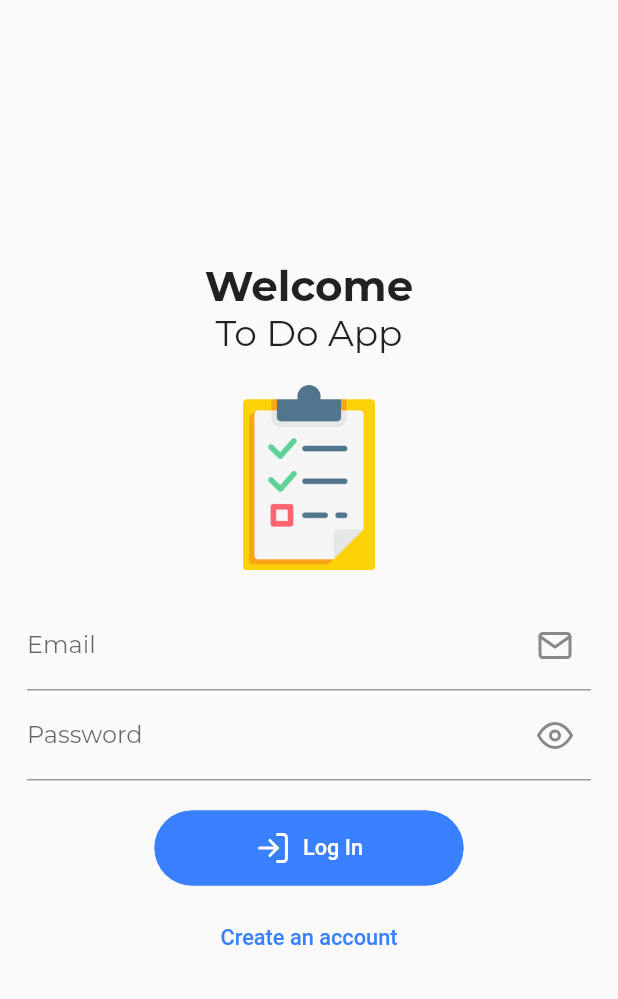
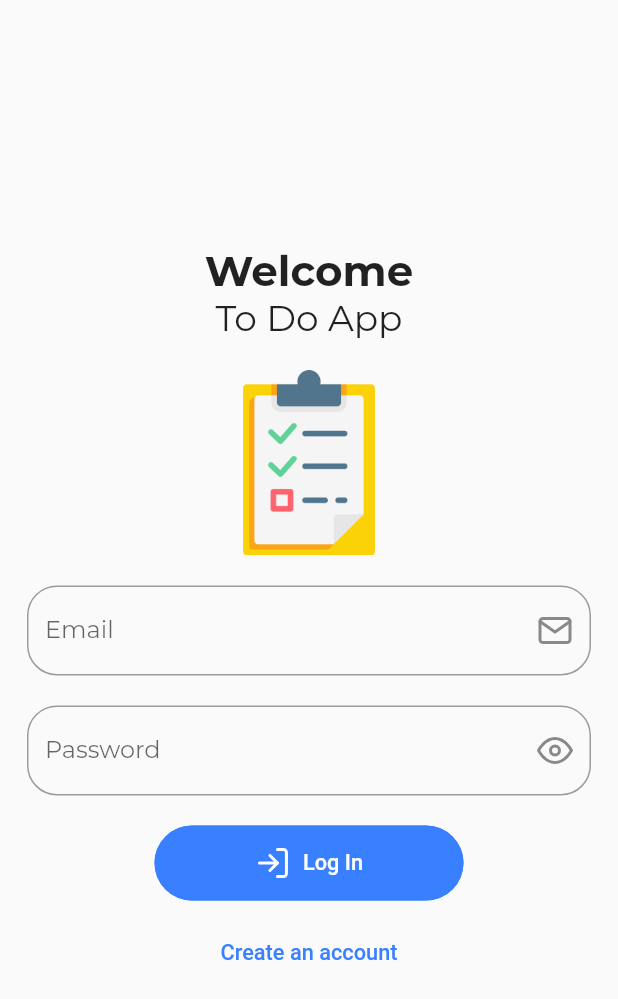
Before and after one commit to ajomuch92/ToDoFlutterApp, a Flutter app: the screen it shows after launch, on a phone screen of 412 x 824 dp. Shown: the top 999 px of the screen. Run offline on Flutter 3.47's test engine with Material 2 defaults, Android fonts, the phone set to English and light mode, and no system bars; drawn by our look-alikes of flutter_form_builder, getwidget; our stand-ins replace flutter_feather_icons, get, infinite_scroll_pagination, modal_bottom_sheet; missing offline and left inert: simple_search_bar; project files that could hold a hidden picture were left out.

Commit message:
Updating inputs on index view

```diff
--- a/lib/views/index.dart
+++ b/lib/views/index.dart
@@ -47,21 +47,27 @@ class Index extends StatelessWidget {
                           FormBuilderTextField(
                             name: 'email',
                             decoration: InputDecoration(
-                              labelText: 'Email',
-                              suffixIcon: Icon(FeatherIcons.mail)
+                              hintText: 'Email',
+                              suffixIcon: Icon(FeatherIcons.mail),
+                              border: OutlineInputBorder(
+                                borderRadius: BorderRadius.all(Radius.circular(20.0)),
+                              ),
                             ),
                             validator: FormBuilderValidators.compose([
                               FormBuilderValidators.required(context, errorText: 'This field is required'),
                             ]),
-
                             keyboardType: TextInputType.emailAddress,
                           ),
+                          SizedBox(height: 20,),
                           FormBuilderTextField(
                             name: 'password',
                             obscureText: true,
                             decoration: InputDecoration(
-                              labelText: 'Password',
-                              suffixIcon: Icon(FeatherIcons.eye)
+                              hintText: 'Password',
+                              suffixIcon: Icon(FeatherIcons.eye),
+                              border: OutlineInputBorder(
+                                borderRadius: BorderRadius.all(Radius.circular(20.0)),
+                              ),
                             ),
                             validator: FormBuilderValidators.compose([
                               FormBuilderValidators.required(context, errorText: 'This field is required'),
```
Also changed, not shown: lib/views/home.dart (+5 -2 lines).
